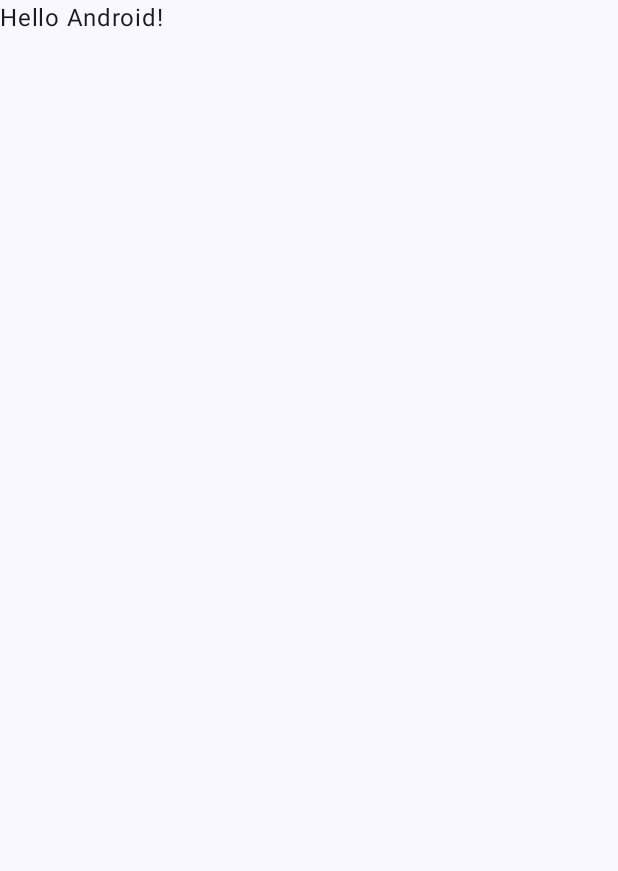
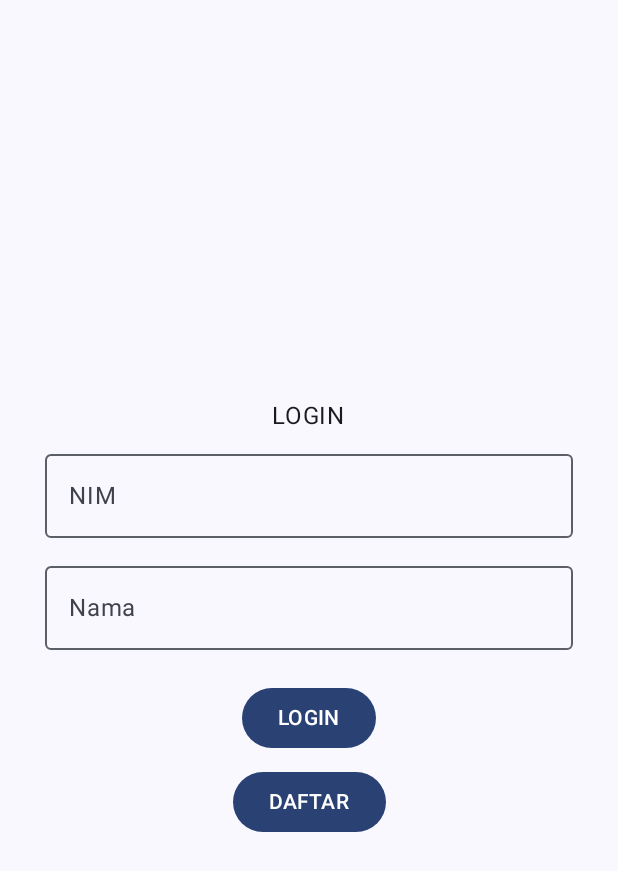
Before and after one commit to AlfiTrm/study-case-4, an Android app built with Jetpack Compose: the screen it shows after launch (MainActivity), on a phone screen of 412 x 824 dp. Before the commit the part shown is almost empty. Shown: the top 871 px of the screen. Run offline under Robolectric (Android 15) with nearby library versions, the phone set to English and light mode, and no system bars.

Commit message:
feat: final

```diff
--- a/build.gradle.kts
+++ b/build.gradle.kts
@@ -40,7 +40,6 @@ android {
 }
 
 dependencies {
-
     implementation(libs.androidx.core.ktx)
     implementation(libs.androidx.lifecycle.runtime.ktx)
     implementation(libs.androidx.activity.compose)
@@ -56,4 +55,5 @@ dependencies {
     androidTestImplementation(libs.androidx.ui.test.junit4)
     debugImplementation(libs.androidx.ui.tooling)
     debugImplementation(libs.androidx.ui.test.manifest)
+    implementation("androidx.navigation:navigation-compose:2.7.7")
 }
--- a/src/main/java/com/filkom/mycv2/MainActivity.kt
+++ b/src/main/java/com/filkom/mycv2/MainActivity.kt
@@ -5,12 +5,15 @@ import androidx.activity.ComponentActivity
 import androidx.activity.compose.setContent
 import androidx.activity.enableEdgeToEdge
 import androidx.compose.foundation.layout.fillMaxSize
-import androidx.compose.foundation.layout.padding
-import androidx.compose.material3.Scaffold
-import androidx.compose.material3.Text
+import androidx.compose.material3.Surface
 import androidx.compose.runtime.Composable
 import androidx.compose.ui.Modifier
-import androidx.compose.ui.tooling.preview.Preview
+import androidx.navigation.compose.NavHost
+import androidx.navigation.compose.composable
+import androidx.navigation.compose.rememberNavController
+import com.filkom.mycv2.screen.Login
+import com.filkom.mycv2.screen.detail
+import com.filkom.mycv2.screen.daftar
 import com.filkom.mycv2.ui.theme.MyCV2Theme
 
 class MainActivity : ComponentActivity() {
@@ -19,11 +22,8 @@ class MainActivity : ComponentActivity() {
         enableEdgeToEdge()
         setContent {
             MyCV2Theme {
-                Scaffold(modifier = Modifier.fillMaxSize()) { innerPadding ->
-                    Greeting(
-                        name = "Android",
-                        modifier = Modifier.padding(innerPadding)
-                    )
+                Surface(modifier = Modifier.fillMaxSize()) {
+                    MyAppNavigation()
                 }
             }
         }
@@ -31,17 +31,25 @@ class MainActivity : ComponentActivity() {
 }
 
 @Composable
-fun Greeting(name: String, modifier: Modifier = Modifier) {
-    Text(
-        text = "Hello $name!",
-        modifier = modifier
-    )
-}
+fun MyAppNavigation() {
+    val navController = rememberNavController()
 
-@Preview(showBackground = true)
-@Composable
-fun GreetingPreview() {
-    MyCV2Theme {
-        Greeting("Android")
+    NavHost(navController = navController, startDestination = "login") {
+        composable("login") {
+            Login(
+                onLogin = { navController.navigate("detail") },
+                onDaftar = { navController.navigate("daftar") }
+            )
+        }
+        composable("detail") {
+            detail(
+                onDaftar = { navController.navigate("daftar") }
+            )
+        }
+        composable("daftar") {
+            daftar(
+                onSimpan = { navController.navigate("detail") }
+            )
+        }
     }
 }
--- a/src/main/java/com/filkom/mycv2/screen/LoginScreen.kt
+++ b/src/main/java/com/filkom/mycv2/screen/LoginScreen.kt
@@ -1,56 +1,58 @@
 package com.filkom.mycv2.screen
 
-import androidx.compose.foundation.layout.Column
-import androidx.compose.foundation.layout.fillMaxSize
-import androidx.compose.foundation.layout.fillMaxWidth
-import androidx.compose.foundation.layout.padding
+import androidx.compose.foundation.layout.*
 import androidx.compose.material3.Button
 import androidx.compose.material3.OutlinedTextField
 import androidx.compose.material3.Text
-import androidx.compose.runtime.Composable
+import androidx.compose.runtime.*
 import androidx.compose.ui.Alignment
 import androidx.compose.ui.Modifier
 import androidx.compose.ui.tooling.preview.Preview
 import androidx.compose.ui.unit.dp
 
 @Composable
-fun Login(onLogin: () -> Unit, onDaftar:()-> Unit)
-{
-    Column (
+fun Login(onLogin: () -> Unit, onDaftar: () -> Unit) {
+    var nim by remember { mutableStateOf("") }
+    var nama by remember { mutableStateOf("") }
+
+    Column(
         modifier = Modifier
             .fillMaxSize()
-            .padding(30.dp)
+            .padding(30.dp),
+        verticalArrangement = Arrangement.Center,
+        horizontalAlignment = Alignment.CenterHorizontally
     ) {
         Text(text = "LOGIN")
+
         OutlinedTextField(
-            value = "email",
-            onValueChange = {},
-            label = { Text("email") },
+            value = nim,
+            onValueChange = { nim = it },
+            label = { Text("NIM") },
             modifier = Modifier
                 .fillMaxWidth()
-                .padding(vertical = 10.dp)
+                .padding(vertical = 5.dp)
         )
+
         OutlinedTextField(
-            value = "passwd",
-            onValueChange = { },
-            label = { Text("password") },
+            value = nama,
+            onValueChange = { nama = it },
+            label = { Text("Nama") },
             modifier = Modifier
                 .fillMaxWidth()
-                .padding(vertical = 10.dp)
+                .padding(vertical = 5.dp)
         )
 
-        Button (
-            modifier = Modifier
-                .align(Alignment.CenterHorizontally)
-                .padding(vertical = 10.dp),
-            onClick = {onLogin})
-        {
+        Button(
+            modifier = Modifier.padding(top = 16.dp),
+            onClick = { onLogin() }
+        ) {
             Text("LOGIN")
         }
+
         Button(
-            modifier = Modifier.align(Alignment.CenterHorizontally),
-            onClick = {onDaftar})
-        {
+            modifier = Modifier.padding(top = 8.dp),
+            onClick = { onDaftar() }
+        ) {
             Text("DAFTAR")
         }
     }
@@ -58,6 +60,6 @@ fun Login(onLogin: () -> Unit, onDaftar:()-> Unit)
 
 @Preview
 @Composable
-fun loginPreview() {
-    Login({},{})
+fun LoginPreview() {
+    Login({}, {})
 }
```
Also changed, not shown: src/main/java/com/filkom/mycv2/screen/DaftarScreen.kt (+58 -3 lines), src/main/java/com/filkom/mycv2/screen/DetailScreen.kt (+18 -32 lines).
